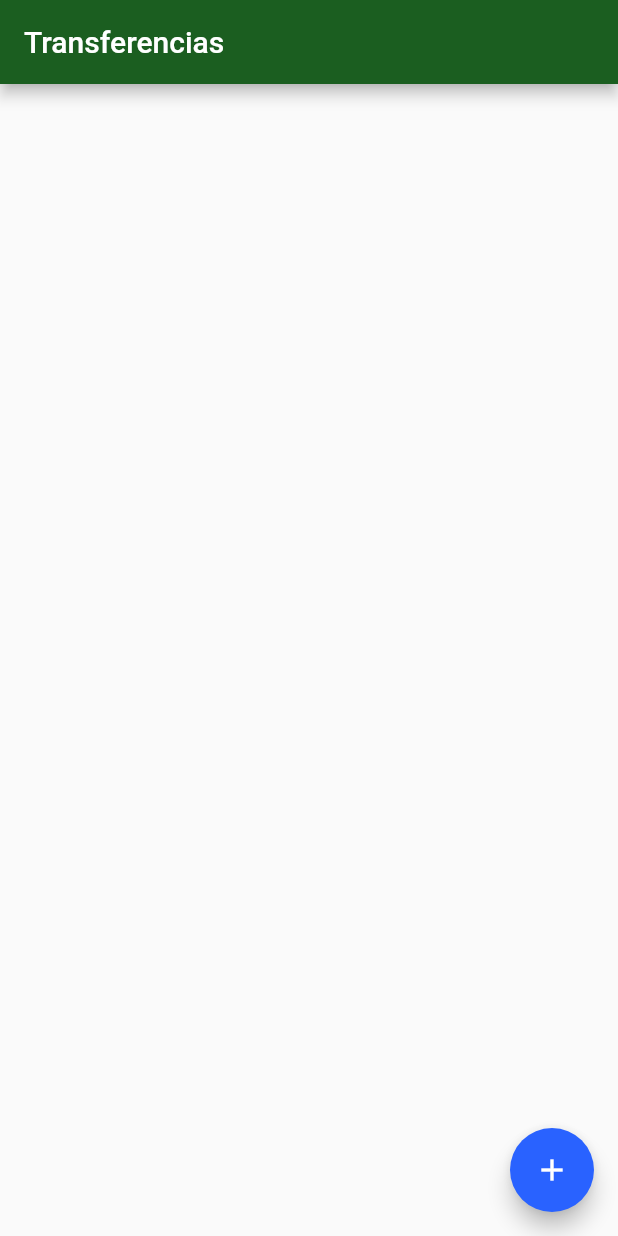
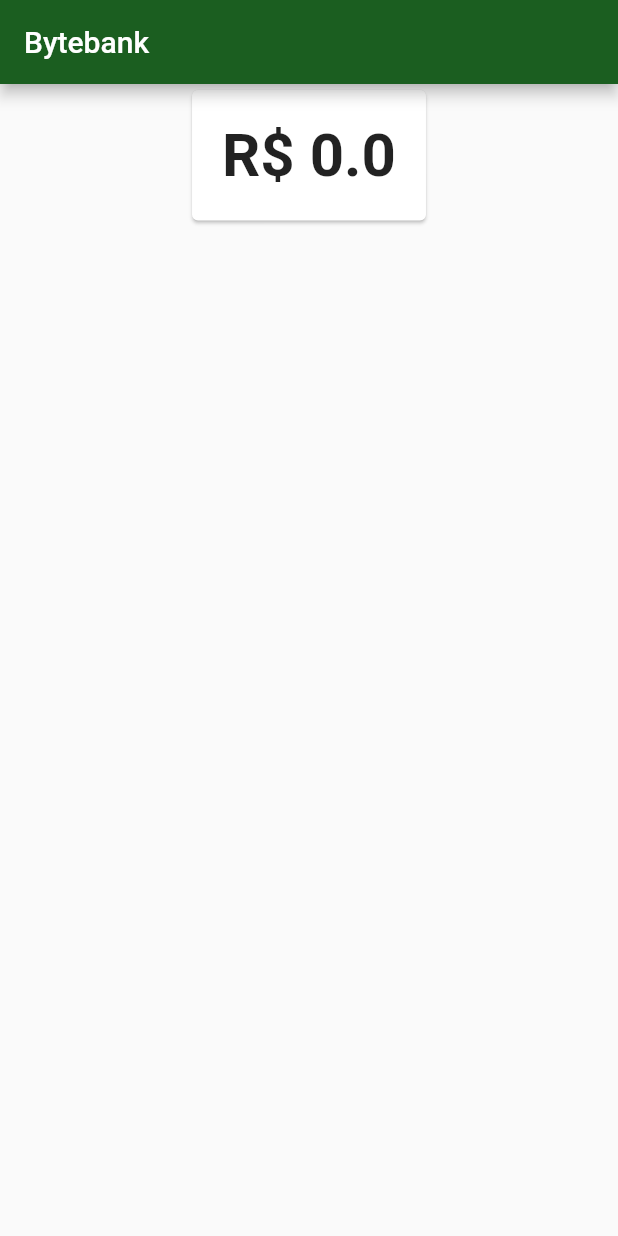
Before and after one commit to alexguidi/bytebank, a Flutter app: the screen it shows after launch, on a phone screen of 412 x 824 dp. Run offline on Flutter 3.47's test engine with Material 2 defaults, Android fonts, the phone set to English and light mode, and no system bars.

```diff
--- a/lib/main.dart
+++ b/lib/main.dart
@@ -1,7 +1,14 @@
+import 'package:bytebank/screens/dashboard/dashboard.dart';
 import 'package:bytebank/screens/transferencia/lista.dart';
 import 'package:flutter/material.dart';
+import 'package:provider/provider.dart';
 
-void main() => runApp(BytebankApp());
+import 'models/saldo.dart';
+
+void main() => runApp(ChangeNotifierProvider(
+      create: (context) => Saldo(0),
+  child: BytebankApp(),
+    ));
 
 class BytebankApp extends StatelessWidget {
   @override
@@ -15,7 +22,7 @@ class BytebankApp extends StatelessWidget {
           textTheme: ButtonTextTheme.primary,
         ),
       ),
-      home: ListaTransferencias(),
+      home: Dashboard(),
     );
   }
 }
--- /dev/null
+++ b/lib/models/saldo.dart
@@ -0,0 +1,12 @@
+import 'package:flutter/material.dart';
+
+class Saldo extends ChangeNotifier{
+  final double valor;
+
+  Saldo(this.valor);
+
+  @override
+  String toString() {
+    return 'R\$ $valor';
+  }
+}
--- /dev/null
+++ b/lib/screens/dashboard/dashboard.dart
@@ -0,0 +1,14 @@
+import 'package:bytebank/models/saldo.dart';
+import 'package:bytebank/screens/dashboard/saldo.dart';
+import 'package:flutter/material.dart';
+
+class Dashboard extends StatelessWidget{
+  Widget build(BuildContext context){
+    return Scaffold(
+      appBar: AppBar(
+        title: const Text('Bytebank'),
+      ),
+      body: Align(alignment: Alignment.topCenter, child: SaldoCard()),
+    );
+  }
+}
--- /dev/null
+++ b/lib/screens/dashboard/saldo.dart
@@ -0,0 +1,25 @@
+import 'package:bytebank/models/saldo.dart';
+import 'package:flutter/material.dart';
+import 'package:provider/provider.dart';
+
+class SaldoCard extends StatelessWidget {
+  Widget build(BuildContext context) {
+    return Card(
+      child: Padding(
+        padding: EdgeInsets.all(20.0),
+        child: Consumer<Saldo>(
+          builder: (context, valor, child) {
+            return Text(
+              valor.toString(),
+              textAlign: TextAlign.center,
+              style: TextStyle(
+                fontSize: 40,
+                fontWeight: FontWeight.bold,
+              ),
+            );
+          },
+        ),
+      ),
+    );
+  }
+}
--- a/pubspec.yaml
+++ b/pubspec.yaml
@@ -28,6 +28,7 @@ dependencies:
   # The following adds the Cupertino Icons font to your application.
   # Use with the CupertinoIcons class for iOS style icons.
   cupertino_icons: ^1.0.0
+  provider: ^3.0.0
 
 dev_dependencies:
   flutter_test:
```
Also changed, not shown: pubspec.lock.
